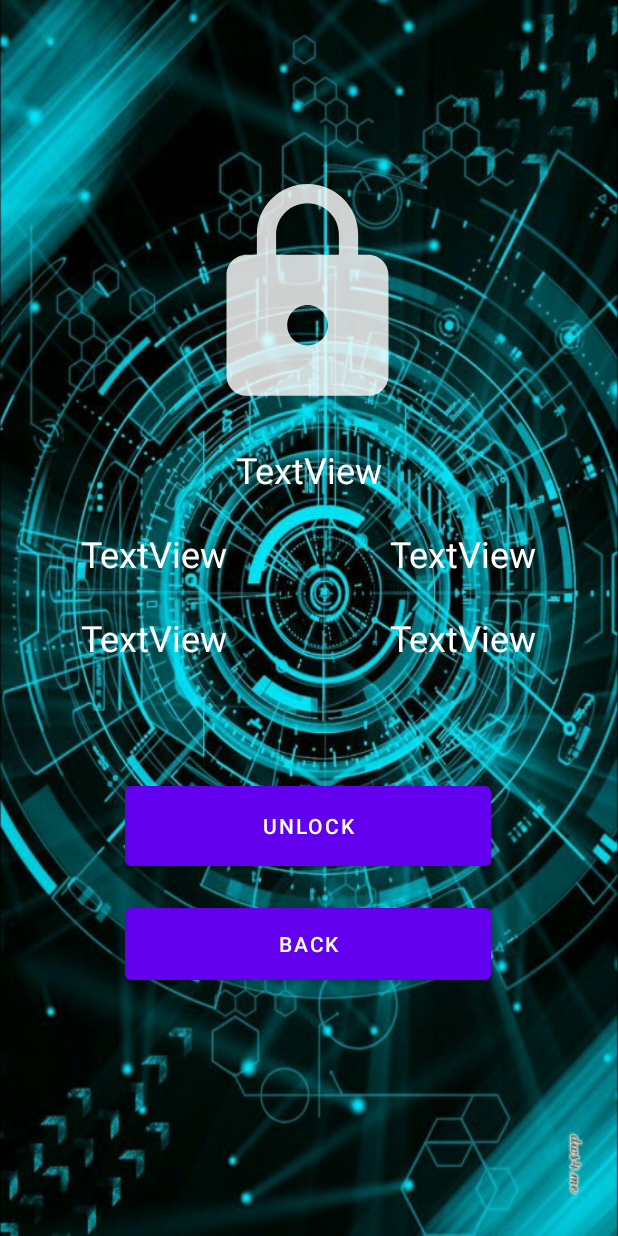
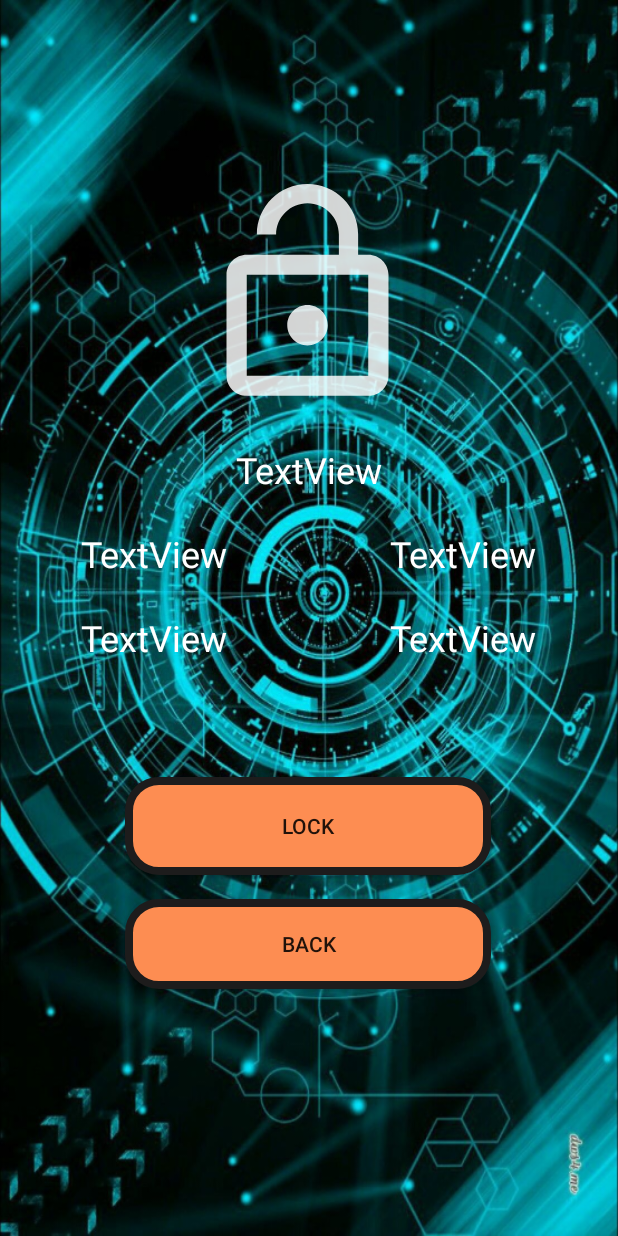
Before and after one commit to ngoductrung/SmartLocker, an Android app: the SingleLockerActivity screen opened directly, with no data from a screen before it, after a tap on "UNLOCK", on a phone screen of 412 x 824 dp. Run offline under Robolectric (Android 15) with nearby library versions, the phone set to English and light mode, and no system bars; network calls fail.

Commit message:
complete single_locker

```diff
--- a/app/src/main/java/com/example/smartlocker/SingleLockerActivity.java
+++ b/app/src/main/java/com/example/smartlocker/SingleLockerActivity.java
@@ -1,6 +1,7 @@
 package com.example.smartlocker;
 
 import android.content.Intent;
+import android.graphics.drawable.Drawable;
 import android.os.Bundle;
 import android.util.Log;
 import android.view.View;
@@ -8,13 +9,14 @@ import android.widget.Button;
 import android.widget.ImageView;
 import android.widget.TextView;
 
+import androidx.annotation.DrawableRes;
 import androidx.appcompat.app.AppCompatActivity;
 
 public class SingleLockerActivity extends AppCompatActivity {
 
 
     Boolean lock = true;
-    Button unlock;
+    Button unlock, back;
     ImageView LockImage;
     TextView number, label, position, available, imei;
 
@@ -43,11 +45,27 @@ public class SingleLockerActivity extends AppCompatActivity {
             Log.d("AAA","Lỗi " + e.toString());
         }
 
+        back.setOnClickListener(new View.OnClickListener() {
+            @Override
+            public void onClick(View view) {
+                Intent intent = new Intent(view.getContext(), LockerActivity.class);
+                startActivity(intent);
+            }
+        });
 
 
         unlock.setOnClickListener(new View.OnClickListener() {
             @Override
             public void onClick(View view) {
+                if(lock){
+                    lock = false;
+                    LockImage.setBackground(getDrawable(R.drawable.ic_baseline_lock_open_24));
+                    unlock.setText("Lock");
+                }else{
+                    lock = true;
+                    LockImage.setBackground(getDrawable(R.drawable.ic_baseline_lock_24));
+                    unlock.setText("Unlock");
+                }
 
 
             }
@@ -61,5 +79,6 @@ public class SingleLockerActivity extends AppCompatActivity {
         position = findViewById(R.id.locker_position);
         available = findViewById(R.id.locker_available);
         imei = findViewById(R.id.locker_imei);
+        back = findViewById(R.id.back_button);
     }
 }
--- /dev/null
+++ b/app/src/main/res/drawable/custom_button.xml
@@ -0,0 +1,10 @@
+<?xml version="1.0" encoding="utf-8"?>
+<shape xmlns:android="http://schemas.android.com/apk/res/android"
+    android:shape="rectangle">
+    <solid android:color="#FD8D52"/>
+    <size android:height="40dp"
+        android:width="120dp"/>
+    <stroke android:color="#1D1C1C"
+        android:width="5dp"/>
+    <corners android:radius="20dp"/>
+</shape>
--- a/app/src/main/res/layout/activity_main.xml
+++ b/app/src/main/res/layout/activity_main.xml
@@ -52,6 +52,7 @@
         android:background= "@color/cardview_light_background"/>
 
     <Button
+        android:background="@drawable/custom_button"
         android:id="@+id/login"
         android:layout_width="match_parent"
         android:layout_height="60dp"
@@ -64,6 +65,7 @@
         app:layout_constraintTop_toBottomOf="@+id/password" />
 
     <Button
+        android:background="@drawable/custom_button"
         android:id="@+id/signup"
         android:layout_width="match_parent"
         android:layout_height="60dp"
--- a/app/src/main/res/layout/item_locker.xml
+++ b/app/src/main/res/layout/item_locker.xml
@@ -3,8 +3,7 @@
     xmlns:app="http://schemas.android.com/apk/res-auto"
     xmlns:tools="http://schemas.android.com/tools"
     android:layout_width="match_parent"
-    android:layout_height="wrap_content"
-    android:background="@color/cardview_dark_background">
+    android:layout_height="wrap_content">
 
     <ImageButton
         android:id="@+id/locker_button"
@@ -13,7 +12,6 @@
         app:layout_constraintStart_toStartOf="parent"
         app:layout_constraintTop_toTopOf="parent"
         app:srcCompat="@drawable/locker1"
-        android:background="@color/cardview_light_background"
         android:scaleType="centerCrop"/>
 
     <TextView
--- a/app/src/main/res/layout/single_locker.xml
+++ b/app/src/main/res/layout/single_locker.xml
@@ -21,6 +21,7 @@
         app:layout_constraintTop_toTopOf="parent" />
 
     <Button
+        android:background="@drawable/custom_button"
         android:id="@+id/lock_button"
         android:layout_width="244dp"
         android:layout_height="65dp"
@@ -107,6 +108,7 @@
         app:layout_constraintTop_toBottomOf="@+id/single_locker_image" />
 
     <Button
+        android:background="@drawable/custom_button"
         android:id="@+id/back_button"
         android:layout_width="0dp"
         android:layout_height="60dp"
--- a/app/src/main/res/values-night/themes.xml
+++ b/app/src/main/res/values-night/themes.xml
@@ -1,6 +1,6 @@
 <resources xmlns:tools="http://schemas.android.com/tools">
     <!-- Base application theme. -->
-    <style name="Theme.SmartLocker" parent="Theme.MaterialComponents.DayNight.DarkActionBar">
+    <style name="Theme.SmartLocker" parent="Theme.AppCompat.DayNight.DarkActionBar">
         <!-- Primary brand color. -->
         <item name="colorPrimary">@color/purple_200</item>
         <item name="colorPrimaryVariant">@color/purple_700</item>
--- a/app/src/main/res/values/themes.xml
+++ b/app/src/main/res/values/themes.xml
@@ -1,6 +1,6 @@
 <resources xmlns:tools="http://schemas.android.com/tools">
     <!-- Base application theme. -->
-    <style name="Theme.SmartLocker" parent="Theme.MaterialComponents.DayNight.DarkActionBar">
+    <style name="Theme.SmartLocker" parent="Theme.AppCompat.DayNight.DarkActionBar">
         <!-- Primary brand color. -->
         <item name="colorPrimary">@color/purple_500</item>
         <item name="colorPrimaryVariant">@color/purple_700</item>
```
